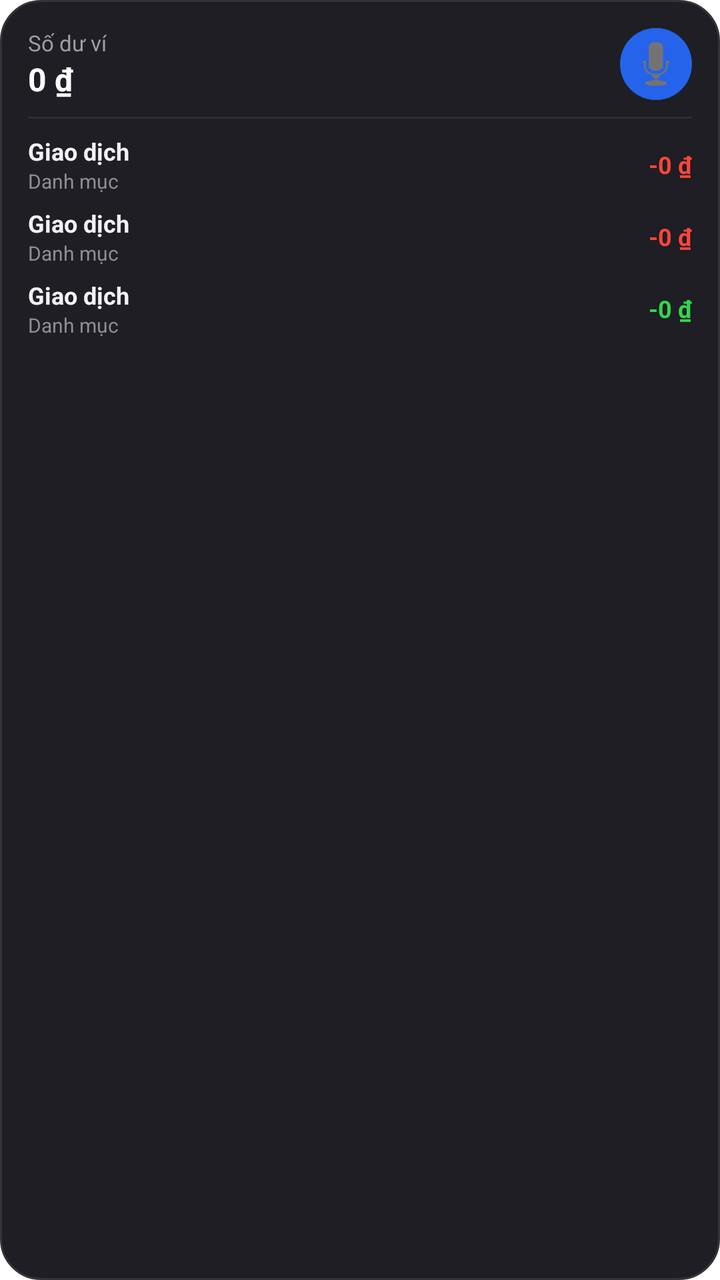
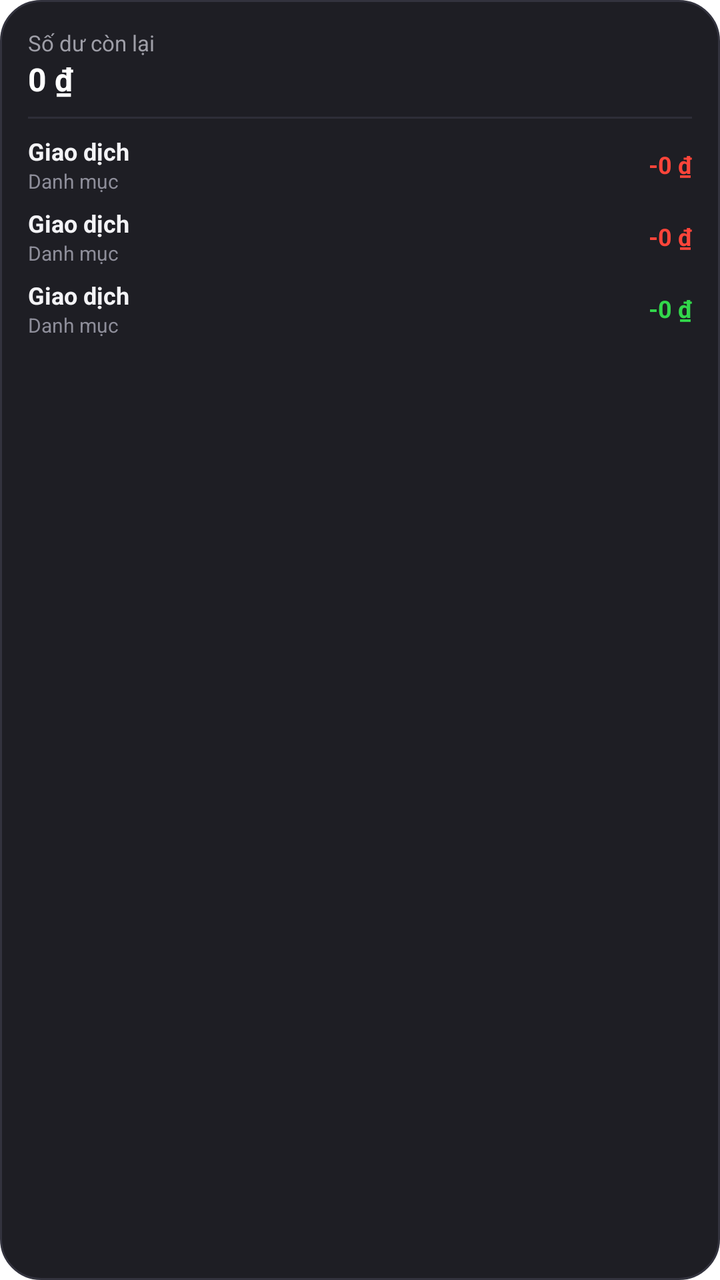

Screens rendered from an Android XML layout before and after an edit, with the pre-edit source and the edit as a unified diff.
<!-- AndroidManifest.xml: fallback theme Theme.MaterialComponents.DayNight.NoActionBar -->
<!-- res/layout/widget_recent_transactions.xml -->
<?xml version="1.0" encoding="utf-8"?>
<LinearLayout xmlns:android="http://schemas.android.com/apk/res/android"
    android:id="@+id/widget_container"
    android:layout_width="match_parent"
    android:layout_height="match_parent"
    android:background="@drawable/widget_background"
    android:orientation="vertical"
    android:padding="14dp">

    
    <LinearLayout
        android:layout_width="match_parent"
        android:layout_height="wrap_content"
        android:gravity="center_vertical"
        android:orientation="horizontal">

        <LinearLayout
            android:layout_width="0dp"
            android:layout_height="wrap_content"
            android:layout_weight="1"
            android:orientation="vertical">

            <TextView
                android:layout_width="wrap_content"
                android:layout_height="wrap_content"
                android:text="Số dư ví"
                android:textColor="#9E9EA7"
                android:textSize="11sp" />

            <TextView
                android:id="@+id/tv_total_balance"
                android:layout_width="wrap_content"
                android:layout_height="wrap_content"
                android:text="0 ₫"
                android:textColor="#FFFFFF"
                android:textSize="16sp"
                android:textStyle="bold" />
        </LinearLayout>

        <ImageButton
            android:id="@+id/btn_voice_input"
            android:layout_width="36dp"
            android:layout_height="36dp"
            android:background="@drawable/widget_mic_button"
            android:contentDescription="Nói AI"
            android:src="@android:drawable/ic_btn_speak_now" />
    </LinearLayout>

    <View
        android:layout_width="match_parent"
        android:layout_height="1dp"
        android:layout_marginTop="8dp"
        android:layout_marginBottom="8dp"
        android:background="#2E2E38" />

    
    <TextView
        android:id="@+id/tv_empty_tx"
        android:layout_width="match_parent"
        android:layout_height="0dp"
        android:layout_weight="1"
        android:gravity="center"
        android:text="Chưa có giao dịch gần đây"
        android:textColor="#7A7A85"
        android:textSize="12sp"
        android:visibility="gone" />

    
    <LinearLayout
        android:id="@+id/tx_list_container"
        android:layout_width="match_parent"
        android:layout_height="0dp"
        android:layout_weight="1"
        android:orientation="vertical">

        
        <LinearLayout
            android:id="@+id/row_tx_1"
            android:layout_width="match_parent"
            android:layout_height="wrap_content"
            android:layout_marginBottom="6dp"
            android:gravity="center_vertical"
            android:orientation="horizontal">

            <LinearLayout
                android:layout_width="0dp"
                android:layout_height="wrap_content"
                android:layout_weight="1"
                android:orientation="vertical">

                <TextView
                    android:id="@+id/tv_tx1_title"
                    android:layout_width="wrap_content"
                    android:layout_height="wrap_content"
                    android:ellipsize="end"
                    android:maxLines="1"
                    android:text="Giao dịch"
                    android:textColor="#F3F3F6"
                    android:textSize="12sp"
                    android:textStyle="bold" />

                <TextView
                    android:id="@+id/tv_tx1_category"
                    android:layout_width="wrap_content"
                    android:layout_height="wrap_content"
                    android:text="Danh mục"
                    android:textColor="#8E8E9A"
                    android:textSize="10sp" />
            </LinearLayout>

            <TextView
                android:id="@+id/tv_tx1_amount"
                android:layout_width="wrap_content"
                android:layout_height="wrap_content"
                android:text="-0 ₫"
                android:textColor="#FF453A"
                android:textSize="12sp"
                android:textStyle="bold" />
        </LinearLayout>

        
        <LinearLayout
            android:id="@+id/row_tx_2"
            android:layout_width="match_parent"
            android:layout_height="wrap_content"
            android:layout_marginBottom="6dp"
            android:gravity="center_vertical"
            android:orientation="horizontal">

            <LinearLayout
                android:layout_width="0dp"
                android:layout_height="wrap_content"
                android:layout_weight="1"
                android:orientation="vertical">

                <TextView
                    android:id="@+id/tv_tx2_title"
                    android:layout_width="wrap_content"
                    android:layout_height="wrap_content"
                    android:ellipsize="end"
                    android:maxLines="1"
                    android:text="Giao dịch"
                    android:textColor="#F3F3F6"
                    android:textSize="12sp"
                    android:textStyle="bold" />

                <TextView
                    android:id="@+id/tv_tx2_category"
                    android:layout_width="wrap_content"
                    android:layout_height="wrap_content"
                    android:text="Danh mục"
                    android:textColor="#8E8E9A"
                    android:textSize="10sp" />
            </LinearLayout>

            <TextView
                android:id="@+id/tv_tx2_amount"
                android:layout_width="wrap_content"
                android:layout_height="wrap_content"
                android:text="-0 ₫"
                android:textColor="#FF453A"
                android:textSize="12sp"
                android:textStyle="bold" />
        </LinearLayout>

        
        <LinearLayout
            android:id="@+id/row_tx_3"
            android:layout_width="match_parent"
            android:layout_height="wrap_content"
            android:gravity="center_vertical"
            android:orientation="horizontal">

            <LinearLayout
                android:layout_width="0dp"
                android:layout_height="wrap_content"
                android:layout_weight="1"
                android:orientation="vertical">

                <TextView
                    android:id="@+id/tv_tx3_title"
                    android:layout_width="wrap_content"
                    android:layout_height="wrap_content"
                    android:ellipsize="end"
                    android:maxLines="1"
                    android:text="Giao dịch"
                    android:textColor="#F3F3F6"
                    android:textSize="12sp"
                    android:textStyle="bold" />

                <TextView
                    android:id="@+id/tv_tx3_category"
                    android:layout_width="wrap_content"
                    android:layout_height="wrap_content"
                    android:text="Danh mục"
                    android:textColor="#8E8E9A"
                    android:textSize="10sp" />
            </LinearLayout>

            <TextView
                android:id="@+id/tv_tx3_amount"
                android:layout_width="wrap_content"
                android:layout_height="wrap_content"
                android:text="-0 ₫"
                android:textColor="#32D74B"
                android:textSize="12sp"
                android:textStyle="bold" />
        </LinearLayout>

    </LinearLayout>

</LinearLayout>
<!-- resources referenced by this layout -->
<resources>
  <!-- drawable widget_background (drawable) -->
  <?xml version="1.0" encoding="utf-8"?>
  <shape xmlns:android="http://schemas.android.com/apk/res/android"
      android:shape="rectangle">
      <corners android:radius="20dp" />
      <solid android:color="#1E1E24" />
      <stroke android:width="1dp" android:color="#33333E" />
  </shape>
  <!-- drawable widget_mic_button (drawable) -->
  <?xml version="1.0" encoding="utf-8"?>
  <shape xmlns:android="http://schemas.android.com/apk/res/android"
      android:shape="oval">
      <solid android:color="#2563EB" />
  </shape>
</resources>

<!-- the commit's change to res/layout/widget_recent_transactions.xml (unified diff, before → after) -->
@@ -23,7 +23,7 @@
             <TextView
                 android:layout_width="wrap_content"
                 android:layout_height="wrap_content"
-                android:text="Số dư ví"
+                android:text="Số dư còn lại"
                 android:textColor="#9E9EA7"
                 android:textSize="11sp" />
 
@@ -36,14 +36,6 @@
                 android:textSize="16sp"
                 android:textStyle="bold" />
         </LinearLayout>
-
-        <ImageButton
-            android:id="@+id/btn_voice_input"
-            android:layout_width="36dp"
-            android:layout_height="36dp"
-            android:background="@drawable/widget_mic_button"
-            android:contentDescription="Nói AI"
-            android:src="@android:drawable/ic_btn_speak_now" />
     </LinearLayout>
 
     <View
<!-- resource entries referenced after the edit -->
@@ -8,11 +8,5 @@
       <solid android:color="#1E1E24" />
       <stroke android:width="1dp" android:color="#33333E" />
   </shape>
-  <!-- drawable widget_mic_button (drawable) -->
-  <?xml version="1.0" encoding="utf-8"?>
-  <shape xmlns:android="http://schemas.android.com/apk/res/android"
-      android:shape="oval">
-      <solid android:color="#2563EB" />
-  </shape>
 </resources>
 
